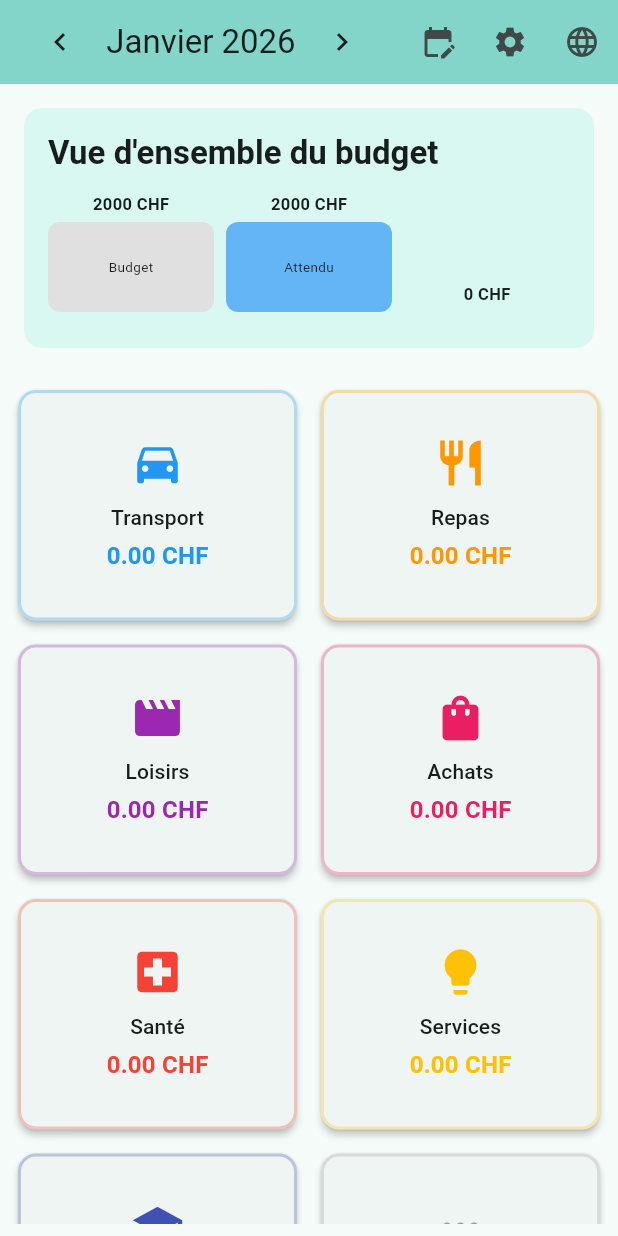
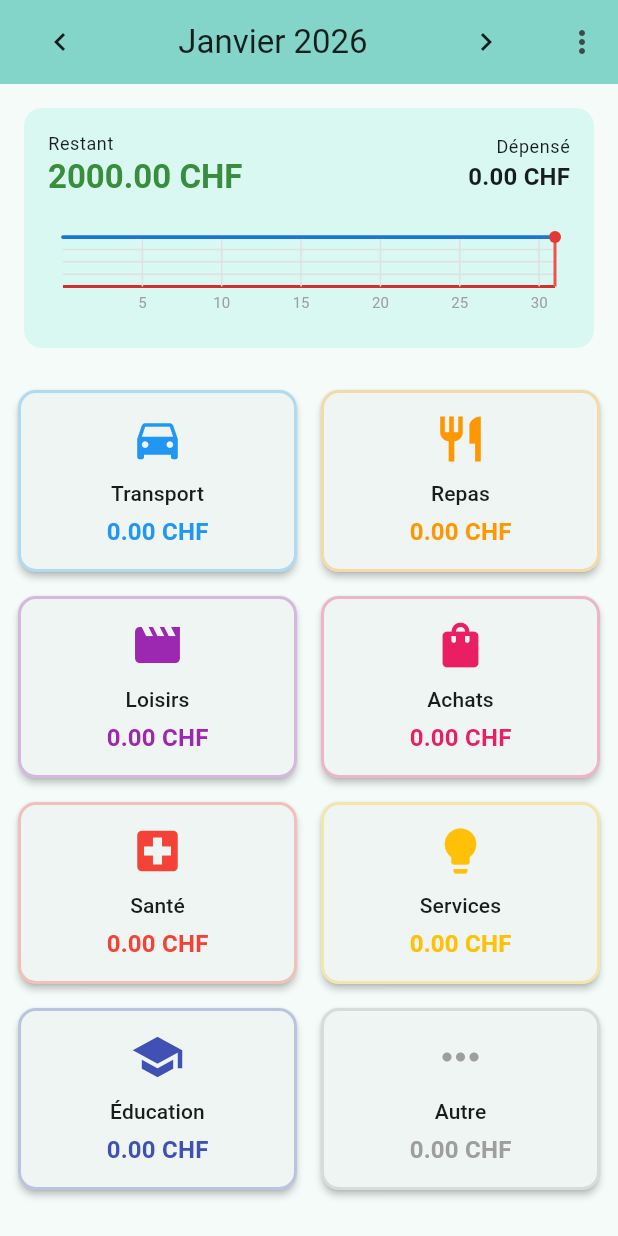
Before and after one commit to tbertschi/spendinator, a Flutter app: the screen it shows after launch, after a tap on the "chevron left" icon, on a phone screen of 412 x 824 dp. Run offline on Flutter 3.47's test engine with Material 3 defaults, Android fonts, the phone set to English and light mode, and no system bars; our stand-ins replace share_plus, shared_preferences, sqflite; accounts and stored records are empty.

Commit message:
Version 1.0, with improved UI and CSV export

```diff
--- a/lib/l10n/app_localizations.dart
+++ b/lib/l10n/app_localizations.dart
@@ -61,6 +61,12 @@ abstract class AppLocalizations {
   String get november;
   String get december;
 
+  // Export
+  String get exportData;
+  String get exportSuccess;
+  String get exportError;
+  String get noDataToExport;
+
   List<String> get monthNames => [
         january, february, march, april, may, june,
         july, august, september, october, november, december
--- a/lib/l10n/app_localizations_en.dart
+++ b/lib/l10n/app_localizations_en.dart
@@ -153,4 +153,16 @@ class AppLocalizationsEn extends AppLocalizations {
 
   @override
   String get december => 'December';
+
+  @override
+  String get exportData => 'Export Data';
+
+  @override
+  String get exportSuccess => 'Data exported successfully';
+
+  @override
+  String get exportError => 'Error exporting data';
+
+  @override
+  String get noDataToExport => 'No data to export';
 }
--- a/lib/l10n/app_localizations_fr.dart
+++ b/lib/l10n/app_localizations_fr.dart
@@ -153,4 +153,16 @@ class AppLocalizationsFr extends AppLocalizations {
 
   @override
   String get december => 'Décembre';
+
+  @override
+  String get exportData => 'Exporter les données';
+
+  @override
+  String get exportSuccess => 'Données exportées avec succès';
+
+  @override
+  String get exportError => 'Erreur lors de l\'exportation';
+
+  @override
+  String get noDataToExport => 'Aucune donnée à exporter';
 }
--- a/lib/screens/budget_screen.dart
+++ b/lib/screens/budget_screen.dart
@@ -40,12 +40,20 @@ class _BudgetScreenState extends State<BudgetScreen> {
 
     try {
       final expenses = await DatabaseService.instance.getExpensesByMonth(_currentMonth);
-      final budget = SettingsService.instance.getBudgetForMonth(_currentMonth);
+
+      // Get the budget for this month
+      // If this month doesn't have a specific budget set, lock it in now
+      var budget = SettingsService.instance.getMonthlyBudget(_currentMonth);
+      if (budget == null) {
+        // First time viewing this month - lock in the default budget
+        budget = SettingsService.instance.getDefaultBudget();
+        await SettingsService.instance.setMonthlyBudget(_currentMonth, budget);
+      }
 
       setState(() {
         _budgetData = BudgetData(
           month: _currentMonth,
-          initialAllocation: budget,
+          initialAllocation: budget!,
           expenses: expenses,
         );
         _isLoading = false;
@@ -105,14 +113,11 @@ class _BudgetScreenState extends State<BudgetScreen> {
       _currentMonth.month + monthOffset,
     );
 
-    // Limit to 12 months back
-    final oldestAllowed = DateTime(
-      DateTime.now().year,
-      DateTime.now().month - 11,
-    );
+    // Allow unlimited backward navigation, but can't go beyond current month
+    final now = DateTime.now();
+    final nextMonth = DateTime(now.year, now.month + 1);
 
-    if (newDate.isAfter(oldestAllowed) &&
-        newDate.isBefore(DateTime.now().add(const Duration(days: 1)))) {
+    if (newDate.isBefore(nextMonth)) {
       _currentMonth = newDate;
       await _loadMonthData();
     }
@@ -211,8 +216,9 @@ class _BudgetScreenState extends State<BudgetScreen> {
       MaterialPageRoute(builder: (context) => const SettingsScreen()),
     );
 
+    // Default budget changes don't affect current or past months
+    // Only monthly budget overrides trigger a reload
     if (result == true) {
-      // Budget was changed, reload data
       await _loadMonthData();
     }
   }
@@ -291,6 +297,25 @@ class _BudgetScreenState extends State<BudgetScreen> {
     }
   }
 
+  Future<void> _exportData() async {
+    final l10n = LocalizationService.of(context);
+
+    try {
+      await DatabaseService.instance.exportToCSV(l10n);
+      if (mounted) {
+        ScaffoldMessenger.of(context).showSnackBar(
+          SnackBar(content: Text(l10n.exportSuccess)),
+        );
+      }
+    } catch (e) {
+      if (mounted) {
+        ScaffoldMessenger.of(context).showSnackBar(
+          SnackBar(content: Text('${l10n.exportError}: $e')),
+        );
+      }
+    }
+  }
+
   @override
   Widget build(BuildContext context) {
     final isCurrentMonth = _currentMonth.year == DateTime.now().year &&
@@ -319,20 +344,70 @@ class _BudgetScreenState extends State<BudgetScreen> {
           ],
         ),
         actions: [
-          IconButton(
-            icon: const Icon(Icons.edit_calendar),
-            onPressed: _editMonthlyBudget,
-            tooltip: LocalizationService.of(context).monthlyBudget,
-          ),
-          IconButton(
-            icon: const Icon(Icons.settings),
-            onPressed: _openSettings,
+          PopupMenuButton<String>(
+            icon: const Icon(Icons.more_vert),
             tooltip: LocalizationService.of(context).settings,
-          ),
-          IconButton(
-            icon: const Icon(Icons.language),
-            tooltip: 'Change language / Changer la langue',
-            onPressed: widget.onLanguageToggle,
+            onSelected: (value) {
+              switch (value) {
+                case 'monthly_budget':
+                  _editMonthlyBudget();
+                  break;
+                case 'settings':
+                  _openSettings();
+                  break;
+                case 'language':
+                  widget.onLanguageToggle();
+                  break;
+                case 'export':
+                  _exportData();
+                  break;
+              }
+            },
+            itemBuilder: (context) {
+              final l10n = LocalizationService.of(context);
+              return [
+                PopupMenuItem(
+                  value: 'monthly_budget',
+                  child: Row(
+                    children: [
+                      const Icon(Icons.edit_calendar),
+                      const SizedBox(width: 12),
+                      Text(l10n.monthlyBudget),
+                    ],
+                  ),
+                ),
+                PopupMenuItem(
+                  value: 'settings',
+                  child: Row(
+                    children: [
+                      const Icon(Icons.settings),
+                      const SizedBox(width: 12),
+                      Text(l10n.settings),
+                    ],
+                  ),
+                ),
+                PopupMenuItem(
+                  value: 'language',
+                  child: Row(
+                    children: [
+                      const Icon(Icons.language),
+                      const SizedBox(width: 12),
+                      const Text('Language / Langue'),
+                    ],
+                  ),
+                ),
+                PopupMenuItem(
+                  value: 'export',
+                  child: Row(
+                    children: [
+                      const Icon(Icons.upload_file),
+                      const SizedBox(width: 12),
+                      Text(l10n.exportData),
+                    ],
+                  ),
+                ),
+              ];
+            },
           ),
         ],
       ),
@@ -356,7 +431,7 @@ class _BudgetScreenState extends State<BudgetScreen> {
                         crossAxisCount: 2,
                         crossAxisSpacing: 8,
                         mainAxisSpacing: 8,
-                        childAspectRatio: 1.2,
+                        childAspectRatio: 1.5,
                       ),
                       itemCount: _categories.length,
                       itemBuilder: (context, index) {
--- a/lib/screens/settings_screen.dart
+++ b/lib/screens/settings_screen.dart
@@ -36,7 +36,7 @@ class _SettingsScreenState extends State<SettingsScreen> {
         ScaffoldMessenger.of(context).showSnackBar(
           SnackBar(content: Text('${l10n.defaultBudget}: ${l10n.formatCurrency(amount)}')),
         );
-        Navigator.pop(context, true); // Return true to indicate budget changed
+        Navigator.pop(context, false); // Return false - default budget doesn't affect current month
       }
     }
   }
--- a/lib/services/database_service.dart
+++ b/lib/services/database_service.dart
@@ -1,6 +1,11 @@
 import 'package:sqflite/sqflite.dart';
 import 'package:path/path.dart';
+import 'package:share_plus/share_plus.dart';
+import 'dart:io';
+import 'package:path_provider/path_provider.dart';
 import '../models/expense.dart';
+import '../models/category.dart';
+import '../services/settings_service.dart';
 
 class DatabaseService {
   static final DatabaseService instance = DatabaseService._init();
@@ -118,4 +123,79 @@ class DatabaseService {
     final db = await database;
     await db.close();
   }
+
+  Future<String> exportToCSV(dynamic l10n) async {
+    // Get all expenses sorted by date
+    final expenses = await getAllExpenses();
+    expenses.sort((a, b) => a.date.compareTo(b.date));
+
+    if (expenses.isEmpty) {
+      throw Exception('No expenses to export');
+    }
+
+    // Get categories for name lookup
+    final categories = getDefaultCategories();
+    final categoryMap = {for (var cat in categories) cat.id: cat};
+
+    // Build CSV content
+    final buffer = StringBuffer();
+    buffer.writeln('Date,Budget,Category,Description,Amount,Cumulative,Remaining');
+
+    // Group by month to calculate cumulative and remaining
+    String? currentMonthKey;
+    double monthlyBudget = 0;
+    double cumulative = 0;
+
+    for (var expense in expenses) {
+      final monthKey = '${expense.date.year}-${expense.date.month.toString().padLeft(2, '0')}';
+
+      // Reset cumulative when we enter a new month
+      if (monthKey != currentMonthKey) {
+        currentMonthKey = monthKey;
+        cumulative = 0;
+
+        // Get budget for this month
+        final monthDate = DateTime(expense.date.year, expense.date.month);
+        monthlyBudget = SettingsService.instance.getMonthlyBudget(monthDate) ??
+                        SettingsService.instance.getDefaultBudget();
+      }
+
+      cumulative += expense.amount;
+      final remaining = monthlyBudget - cumulative;
+
+      // Get category name
+      final category = categoryMap[expense.categoryId];
+      final categoryName = category?.getLocalizedName(l10n) ?? expense.categoryId;
+
+      // Format row: Date,Budget,Category,Description,Amount,Cumulative,Remaining
+      buffer.writeln(
+        '${_formatDate(expense.date)},'
+        '${monthlyBudget.toStringAsFixed(2)},'
+        '"$categoryName",'
+        '"${expense.description}",'
+        '${expense.amount.toStringAsFixed(2)},'
+        '${cumulative.toStringAsFixed(2)},'
+        '${remaining.toStringAsFixed(2)}'
+      );
+    }
+
+    // Save to temporary file
+    final directory = await getTemporaryDirectory();
+    final timestamp = DateTime.now().toIso8601String().replaceAll(':', '-').split('.')[0];
+    final file = File('${directory.path}/spendinator_export_$timestamp.csv');
+    await file.writeAsString(buffer.toString());
+
+    // Share the file
+    await Share.shareXFiles(
+      [XFile(file.path)],
+      subject: 'Spendinator Export',
+      text: 'Expense data exported from Spendinator',
+    );
+
+    return file.path;
+  }
+
+  String _formatDate(DateTime date) {
+    return '${date.year}-${date.month.toString().padLeft(2, '0')}-${date.day.toString().padLeft(2, '0')}';
+  }
 }
--- a/lib/widgets/budget_graph.dart
+++ b/lib/widgets/budget_graph.dart
@@ -1,5 +1,6 @@
 import 'package:flutter/material.dart';
 import '../models/budget_data.dart';
+import '../l10n/app_localizations.dart';
 import '../l10n/localization_service.dart';
 
 class BudgetGraph extends StatelessWidget {
@@ -21,17 +22,22 @@ class BudgetGraph extends StatelessWidget {
         ? DateTime.now().day
         : daysInMonth;
 
-    // Calculate daily budget allocation
-    final dailyBudget = budgetData.initialAllocation / daysInMonth;
+    // Calculate spending per day
+    final spendingByDay = <int, double>{};
+    for (var expense in budgetData.expenses) {
+      final day = expense.date.day;
+      spendingByDay[day] = (spendingByDay[day] ?? 0) + expense.amount;
+    }
 
-    // Calculate expected spending by current day
-    final expectedSpending = dailyBudget * currentDay;
-    final actualSpending = budgetData.totalSpent;
-    final difference = expectedSpending - actualSpending;
+    // Build cumulative spending array (budget remaining each day)
+    final budgetRemaining = <double>[];
+    double remaining = budgetData.initialAllocation;
+    budgetRemaining.add(remaining); // Day 0 (start)
 
-    // Calculate percentage
-    final percentageSpent = (actualSpending / budgetData.initialAllocation * 100);
-    final expectedPercentage = (expectedSpending / budgetData.initialAllocation * 100);
+    for (int day = 1; day <= daysInMonth; day++) {
+      remaining -= (spendingByDay[day] ?? 0);
+      budgetRemaining.add(remaining);
+    }
 
     return Container(
       margin: const EdgeInsets.all(16),
@@ -40,121 +46,10 @@ class BudgetGraph extends StatelessWidget {
         color: Theme.of(context).colorScheme.primaryContainer.withValues(alpha: 0.3),
         borderRadius: BorderRadius.circular(12),
       ),
-      child: SingleChildScrollView(
       child: Column(
-          crossAxisAlignment: CrossAxisAlignment.start,
-          mainAxisSize: MainAxisSize.min,
+        crossAxisAlignment: CrossAxisAlignment.stretch,
         children: [
-            Text(
-              l10n.budgetOverview,
-              style: Theme.of(context).textTheme.titleLarge?.copyWith(
-                    fontWeight: FontWeight.bold,
-                  ),
-            ),
-            const SizedBox(height: 12),
-
-            // Budget bars
-            SizedBox(
-              height: 80,
-              child: Row(
-                crossAxisAlignment: CrossAxisAlignment.end,
-                children: [
-                  // Initial allocation
-                  Expanded(
-                    child: Column(
-                      mainAxisAlignment: MainAxisAlignment.end,
-                      children: [
-                        Text(
-                          l10n.formatCurrency(budgetData.initialAllocation).replaceAll('.00', ''),
-                          style: const TextStyle(
-                            fontWeight: FontWeight.bold,
-                            fontSize: 11,
-                          ),
-                        ),
-                        const SizedBox(height: 4),
-                        Container(
-                          height: 60,
-                          decoration: BoxDecoration(
-                            color: Colors.grey.shade300,
-                            borderRadius: BorderRadius.circular(8),
-                          ),
-                          alignment: Alignment.center,
-                          child: Text(
-                            l10n.budget,
-                            style: const TextStyle(fontSize: 9),
-                          ),
-                        ),
-                      ],
-                    ),
-                  ),
-                  const SizedBox(width: 8),
-
-                  // Expected spending
-                  Expanded(
-                    child: Column(
-                      mainAxisAlignment: MainAxisAlignment.end,
-                      children: [
-                        Text(
-                          l10n.formatCurrency(expectedSpending).replaceAll('.00', ''),
-                          style: const TextStyle(
-                            fontWeight: FontWeight.bold,
-                            fontSize: 11,
-                          ),
-                        ),
-                        const SizedBox(height: 4),
-                        Container(
-                          height: (expectedPercentage / 100 * 60),
-                          decoration: BoxDecoration(
-                            color: Colors.blue.shade300,
-                            borderRadius: BorderRadius.circular(8),
-                          ),
-                          alignment: Alignment.center,
-                          child: Text(
-                            l10n.expected,
-                            style: const TextStyle(fontSize: 9),
-                          ),
-                        ),
-                      ],
-                    ),
-                  ),
-                  const SizedBox(width: 8),
-
-                  // Actual spending
-                  Expanded(
-                    child: Column(
-                      mainAxisAlignment: MainAxisAlignment.end,
-                      children: [
-                        Text(
-                          l10n.formatCurrency(actualSpending).replaceAll('.00', ''),
-                          style: const TextStyle(
-                            fontWeight: FontWeight.bold,
-                            fontSize: 11,
-                          ),
-                        ),
-                        const SizedBox(height: 4),
-                        Container(
-                          height: (percentageSpent / 100 * 60),
-                          decoration: BoxDecoration(
-                            color: actualSpending > expectedSpending
-                                ? Colors.red.shade400
-                                : Colors.green.shade400,
-                            borderRadius: BorderRadius.circular(8),
-                          ),
-                          alignment: Alignment.center,
-                          child: Text(
-                            l10n.spent,
-                            style: const TextStyle(fontSize: 9, color: Colors.white),
-                          ),
-                        ),
-                      ],
-                    ),
-                  ),
-                ],
-              ),
-            ),
-            const SizedBox(height: 12),
-
-            // Summary
+          // Summary info
           Row(
             mainAxisAlignment: MainAxisAlignment.spaceBetween,
             children: [
@@ -167,7 +62,7 @@ class BudgetGraph extends StatelessWidget {
                   ),
                   Text(
                     l10n.formatCurrency(budgetData.remaining),
-                      style: Theme.of(context).textTheme.titleMedium?.copyWith(
+                    style: Theme.of(context).textTheme.titleLarge?.copyWith(
                           fontWeight: FontWeight.bold,
                           color: budgetData.remaining >= 0
                               ? Colors.green.shade700
@@ -176,28 +71,190 @@ class BudgetGraph extends StatelessWidget {
                   ),
                 ],
               ),
-                Flexible(
-                  child: Container(
-                    padding: const EdgeInsets.symmetric(horizontal: 8, vertical: 4),
-                    decoration: BoxDecoration(
-                      color: difference >= 0 ? Colors.green.shade100 : Colors.red.shade100,
-                      borderRadius: BorderRadius.circular(20),
+              Column(
+                crossAxisAlignment: CrossAxisAlignment.end,
+                children: [
+                  Text(
+                    l10n.spent,
+                    style: Theme.of(context).textTheme.bodySmall,
                   ),
-                    child: Text(
-                      '${difference >= 0 ? "+" : ""}${l10n.formatCurrency(difference.abs()).replaceAll('.00', '')} ${l10n.vsExpected}',
-                      style: TextStyle(
-                        color: difference >= 0 ? Colors.green.shade900 : Colors.red.shade900,
+                  Text(
+                    l10n.formatCurrency(budgetData.totalSpent),
+                    style: Theme.of(context).textTheme.titleMedium?.copyWith(
                           fontWeight: FontWeight.bold,
-                        fontSize: 10,
-                      ),
-                    ),
                         ),
                   ),
                 ],
               ),
             ],
           ),
+          const SizedBox(height: 16),
+
+          // Line chart
+          Expanded(
+            child: CustomPaint(
+              painter: BudgetLinePainter(
+                budgetRemaining: budgetRemaining,
+                daysInMonth: daysInMonth,
+                currentDay: currentDay,
+                initialBudget: budgetData.initialAllocation,
+                l10n: l10n,
+              ),
+            ),
+          ),
+        ],
       ),
     );
   }
 }
+
+class BudgetLinePainter extends CustomPainter {
+  final List<double> budgetRemaining;
+  final int daysInMonth;
+  final int currentDay;
+  final double initialBudget;
+  final AppLocalizations l10n;
+
+  BudgetLinePainter({
+    required this.budgetRemaining,
+    required this.daysInMonth,
+    required this.currentDay,
+    required this.initialBudget,
+    required this.l10n,
+  });
+
+  @override
+  void paint(Canvas canvas, Size size) {
+    final paint = Paint()
+      ..color = Colors.blue.shade700
+      ..strokeWidth = 2.5
+      ..style = PaintingStyle.stroke
+      ..strokeCap = StrokeCap.round;
+
+    final gridPaint = Paint()
+      ..color = Colors.grey.shade300
+      ..strokeWidth = 1
+      ..style = PaintingStyle.stroke;
+
+    final textPainter = TextPainter(
+      textDirection: TextDirection.ltr,
+      textAlign: TextAlign.center,
+    );
+
+    // Padding for labels
+    const leftPadding = 10.0;
+    const rightPadding = 10.0;
+    const topPadding = 10.0;
+    const bottomPadding = 25.0;
+
+    final chartWidth = size.width - leftPadding - rightPadding;
+    final chartHeight = size.height - topPadding - bottomPadding;
+
+    // Find min and max for scaling
+    final maxBudget = initialBudget;
+    final minBudget = budgetRemaining.reduce((a, b) => a < b ? a : b);
+    final budgetRange = maxBudget - (minBudget < 0 ? minBudget : 0);
+
+    // Avoid division by zero
+    if (budgetRange == 0) return;
+
+    // Draw horizontal grid lines every 500 CHF (no labels)
+    final increment = 500.0;
+    final maxValue = ((maxBudget / increment).ceil() * increment);
+    for (double value = 0; value <= maxValue; value += increment) {
+      if (value > maxBudget) continue;
+      final normalizedValue = (maxBudget - value) / budgetRange;
+      final y = topPadding + (chartHeight * normalizedValue);
+
+      // Use darker/thicker line for 0 CHF (over-budget indicator)
+      final isZeroLine = value == 0;
+      final linePaint = isZeroLine
+          ? (Paint()
+            ..color = Colors.red.shade700
+            ..strokeWidth = 2
+            ..style = PaintingStyle.stroke)
+          : gridPaint;
+
+      // Grid line
+      canvas.drawLine(
+        Offset(leftPadding, y),
+        Offset(leftPadding + chartWidth, y),
+        linePaint,
+      );
+    }
+
+    // Draw vertical grid lines and X-axis labels (show 5, 10, 15, 20, 25, 30)
+    for (int day = 5; day <= daysInMonth; day += 5) {
+      final x = leftPadding + (chartWidth * day / daysInMonth);
+      final y = topPadding + chartHeight;
+
+      // Grid line
+      canvas.drawLine(
+        Offset(x, topPadding),
+        Offset(x, y),
+        gridPaint,
+      );
+
+      // X-axis label
+      textPainter.text = TextSpan(
+        text: '$day',
+        style: const TextStyle(color: Colors.grey, fontSize: 10),
+      );
+      textPainter.layout();
+      textPainter.paint(
+        canvas,
+        Offset(x - textPainter.width / 2, y + 5),
+      );
+    }
+
+    // Draw the budget line
+    final path = Path();
+    bool firstPoint = true;
+
+    for (int day = 0; day <= daysInMonth; day++) {
+      final x = leftPadding + (chartWidth * day / daysInMonth);
+      final value = budgetRemaining[day];
+      final normalizedValue = (maxBudget - value) / budgetRange;
+      final y = topPadding + (chartHeight * normalizedValue);
+
+      if (firstPoint) {
+        path.moveTo(x, y);
+        firstPoint = false;
+      } else {
+        path.lineTo(x, y);
+      }
+    }
+
+    canvas.drawPath(path, paint);
+
+    // Draw current day marker
+    final markerX = leftPadding + (chartWidth * currentDay / daysInMonth);
+    final markerPaint = Paint()
+      ..color = Colors.red.shade400
+      ..strokeWidth = 2
+      ..style = PaintingStyle.stroke;
+
+    canvas.drawLine(
+      Offset(markerX, topPadding),
+      Offset(markerX, topPadding + chartHeight),
+      markerPaint,
+    );
+
+    // Draw current day dot on line
+    final currentValue = budgetRemaining[currentDay];
+    final normalizedCurrentValue = (maxBudget - currentValue) / budgetRange;
+    final markerY = topPadding + (chartHeight * normalizedCurrentValue);
+
+    final dotPaint = Paint()
+      ..color = Colors.red.shade600
+      ..style = PaintingStyle.fill;
+
+    canvas.drawCircle(Offset(markerX, markerY), 4, dotPaint);
+  }
+
+  @override
+  bool shouldRepaint(BudgetLinePainter oldDelegate) {
+    return oldDelegate.budgetRemaining != budgetRemaining ||
+        oldDelegate.currentDay != currentDay;
+  }
+}
```
Also changed, not shown: pubspec.yaml (+15 -0 lines), assets/icon/app_icon.png (added), assets/icon/app_icon_foreground.png (added), assets/icon/spendinator.jpg (added), pubspec.lock, 40 other files. Lines whose indentation alone changed are shown as unchanged.
